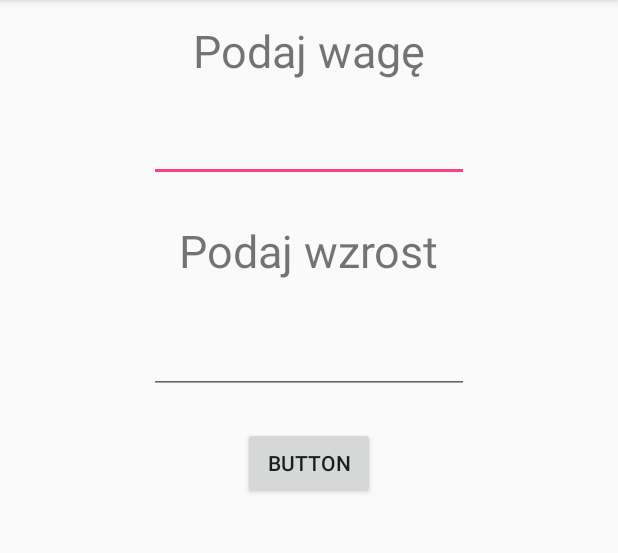
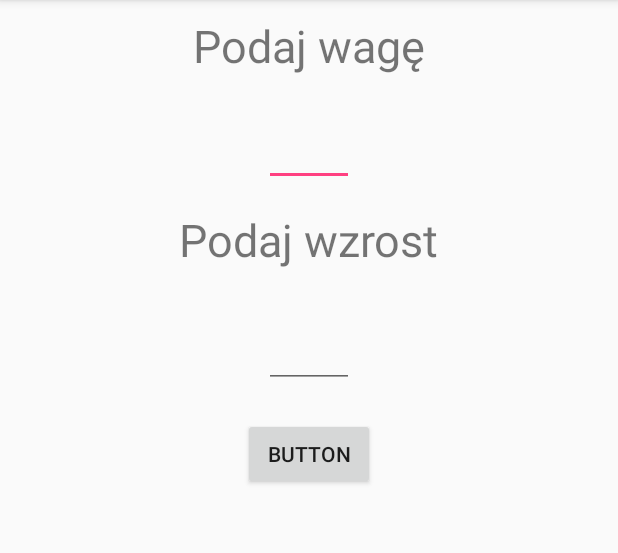
Before and after one commit to dida886/Projekt-GymFitUp, an Android app: the Calculator_BMI screen opened directly, with no data from a screen before it, on a phone screen of 412 x 824 dp, the part 84-637 px from its top. Run offline under Robolectric (Android 15) with nearby library versions, the phone set to English and light mode, and no system bars.

Commit message:
GymFit v 1.04 poprawiony Kalkulator BMI

```diff
--- a/app/src/main/res/layout/activity__new__exercise.xml
+++ b/app/src/main/res/layout/activity__new__exercise.xml
@@ -27,7 +27,7 @@
         android:layout_height="wrap_content"
         android:layout_alignStart="@+id/txtinput2"
         android:layout_below="@+id/textView"
-        android:inputType=""
+        android:inputType="number"
         android:text="@string/wartość_obciążenia"
         android:textSize="30sp" />
 
@@ -50,6 +50,7 @@
         android:layout_height="wrap_content"
         android:layout_below="@+id/textView2"
         android:layout_centerHorizontal="true"
+        android:inputType="number"
         android:text="@string/wartość_obciążenia"
         android:textSize="30sp" />
 
--- a/app/src/main/res/layout/activity_calculator__bmi.xml
+++ b/app/src/main/res/layout/activity_calculator__bmi.xml
@@ -12,19 +12,20 @@
         android:layout_height="wrap_content"
         android:layout_alignParentTop="true"
         android:layout_centerHorizontal="true"
-        android:layout_marginTop="13dp"
+        android:layout_marginTop="10dp"
         android:text="Podaj wagę"
         android:textSize="30sp" />
 
     <EditText
         android:id="@+id/editText_weight"
-        android:layout_width="wrap_content"
+        android:layout_width="60dp"
         android:layout_height="wrap_content"
         android:layout_below="@+id/textView3_bmi_weight"
         android:layout_centerHorizontal="true"
-        android:layout_marginTop="22dp"
+        android:layout_marginTop="12dp"
         android:ems="10"
-        android:inputType="number" />
+        android:inputType="number"
+        android:textSize="30sp" />
 
     <TextView
         android:id="@+id/textView4_bmi_height"
@@ -32,19 +33,20 @@
         android:layout_height="wrap_content"
         android:layout_below="@+id/editText_weight"
         android:layout_centerHorizontal="true"
-        android:layout_marginTop="25dp"
+        android:layout_marginTop="15dp"
         android:text="Podaj wzrost"
         android:textSize="30sp" />
 
     <EditText
         android:id="@+id/editText2_height"
-        android:layout_width="wrap_content"
+        android:layout_width="60dp"
         android:layout_height="wrap_content"
         android:layout_alignEnd="@+id/editText_weight"
         android:layout_below="@+id/textView4_bmi_height"
-        android:layout_marginTop="30dp"
+        android:layout_marginTop="17dp"
         android:ems="10"
-        android:inputType="number" />
+        android:inputType="number"
+        android:textSize="30sp" />
 
     <Button
         android:id="@+id/button"
@@ -52,7 +54,7 @@
         android:layout_height="wrap_content"
         android:layout_below="@+id/editText2_height"
         android:layout_centerHorizontal="true"
-        android:layout_marginTop="22dp"
+        android:layout_marginTop="20dp"
         android:text="Button" />
 
     <TextView
@@ -61,6 +63,7 @@
         android:layout_height="wrap_content"
         android:layout_below="@+id/button"
         android:layout_centerHorizontal="true"
-        android:layout_marginTop="72dp"
-        android:text=" " />
+        android:layout_marginTop="30dp"
+        android:text=" "
+        android:textSize="40sp" />
 </RelativeLayout>
```
Also changed, not shown: app/src/main/java/com/example/dmain/gymfit/Calculator_BMI.java (+8 -2 lines).
